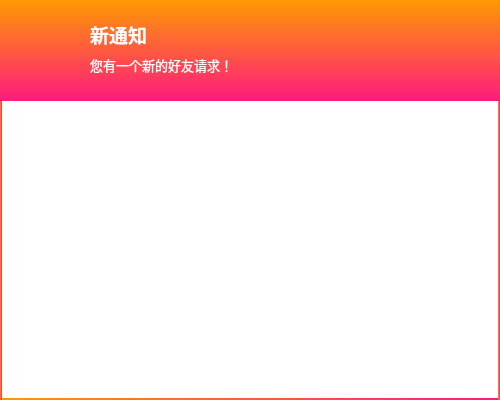
WHUCSLASD2017/nowe, file src/notificationpanel.ui: the form before one commit.
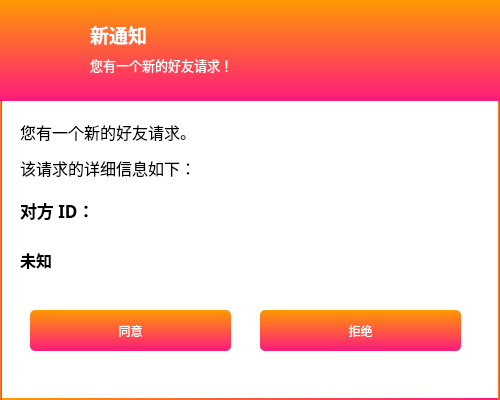
The form after the commit. Icons and pictures are not drawn.

Commit message:
完善通知面板
完善通知面板

Diff of the .ui file:
```diff
--- a/src/notificationpanel.ui
+++ b/src/notificationpanel.ui
@@ -124,6 +124,124 @@
    <property name="frameShadow">
     <enum>QFrame::Raised</enum>
    </property>
+   <widget class="QLabel" name="instruction">
+    <property name="geometry">
+     <rect>
+      <x>20</x>
+      <y>110</y>
+      <width>441</width>
+      <height>81</height>
+     </rect>
+    </property>
+    <property name="font">
+     <font>
+      <family>微软雅黑</family>
+      <pointsize>12</pointsize>
+     </font>
+    </property>
+    <property name="styleSheet">
+     <string notr="true">border:none</string>
+    </property>
+    <property name="text">
+     <string>&lt;html&gt;&lt;head/&gt;&lt;body&gt;&lt;p&gt;您有一个新的好友请求。&lt;/p&gt;&lt;p&gt;该请求的详细信息如下：&lt;/p&gt;&lt;/body&gt;&lt;/html&gt;</string>
+    </property>
+   </widget>
+   <widget class="QLabel" name="hint">
+    <property name="geometry">
+     <rect>
+      <x>20</x>
+      <y>190</y>
+      <width>101</width>
+      <height>41</height>
+     </rect>
+    </property>
+    <property name="font">
+     <font>
+      <family>微软雅黑</family>
+      <pointsize>13</pointsize>
+      <weight>75</weight>
+      <bold>true</bold>
+     </font>
+    </property>
+    <property name="styleSheet">
+     <string notr="true">border:none</string>
+    </property>
+    <property name="text">
+     <string>&lt;html&gt;&lt;head/&gt;&lt;body&gt;&lt;p&gt;对方 ID：&lt;/p&gt;&lt;/body&gt;&lt;/html&gt;</string>
+    </property>
+   </widget>
+   <widget class="QLabel" name="id">
+    <property name="geometry">
+     <rect>
+      <x>20</x>
+      <y>240</y>
+      <width>441</width>
+      <height>41</height>
+     </rect>
+    </property>
+    <property name="styleSheet">
+     <string notr="true">border:none</string>
+    </property>
+    <property name="text">
+     <string>&lt;html&gt;&lt;head/&gt;&lt;body&gt;&lt;p&gt;&lt;span style=&quot; font-size:12pt; font-weight:600;&quot;&gt;未知&lt;/span&gt;&lt;/p&gt;&lt;/body&gt;&lt;/html&gt;</string>
+    </property>
+   </widget>
+   <widget class="QPushButton" name="agreeBtn">
+    <property name="geometry">
+     <rect>
+      <x>30</x>
+      <y>310</y>
+      <width>201</width>
+      <height>41</height>
+     </rect>
+    </property>
+    <property name="styleSheet">
+     <string notr="true">QPushButton{
+	background-color: qlineargradient(spread:pad, x1:0, y1:0, x2:0, y2:1, stop:0 rgba(254, 153, 2, 255), stop:1 rgba(254, 27, 125, 255));
+font: bold 10pt &quot;微软雅黑&quot;;
+color:rgb(255,255,255);
+border-radius: 5px;
+border:none;
+}QPushButton::hover{
+	background-color: qlineargradient(spread:pad, x1:0, y1:0, x2:0, y2:1, stop:1 rgba(254, 153, 2, 255), stop:0 rgba(254, 27, 125, 255));
+}
+QPushButton::pressed{
+	background-color: qlineargradient(spread:pad, x1:0, y1:0, x2:0, y2:1, stop:0 rgba(254, 153, 2, 255), stop:1 rgba(254, 27, 125, 255));
+}
+</string>
+    </property>
+    <property name="text">
+     <string>同意</string>
+    </property>
+   </widget>
+   <widget class="QPushButton" name="rejectBtn">
+    <property name="geometry">
+     <rect>
+      <x>260</x>
+      <y>310</y>
+      <width>201</width>
+      <height>41</height>
+     </rect>
+    </property>
+    <property name="styleSheet">
+     <string notr="true">QPushButton{
+	background-color: qlineargradient(spread:pad, x1:0, y1:0, x2:0, y2:1, stop:0 rgba(254, 153, 2, 255), stop:1 rgba(254, 27, 125, 255));
+font: bold 10pt &quot;微软雅黑&quot;;
+color:rgb(255,255,255);
+border-radius: 5px;
+border:none;
+}QPushButton::hover{
+	background-color: qlineargradient(spread:pad, x1:0, y1:0, x2:0, y2:1, stop:1 rgba(254, 153, 2, 255), stop:0 rgba(254, 27, 125, 255));
+}
+QPushButton::pressed{
+	background-color: qlineargradient(spread:pad, x1:0, y1:0, x2:0, y2:1, stop:0 rgba(254, 153, 2, 255), stop:1 rgba(254, 27, 125, 255));
+}
+</string>
+    </property>
+    <property name="text">
+     <string>拒绝</string>
+    </property>
+   </widget>
   </widget>
   <zorder>frame_2</zorder>
   <zorder>frame</zorder>
```
Left out of the diff: 14 changed lines with no effect on the pictures.
